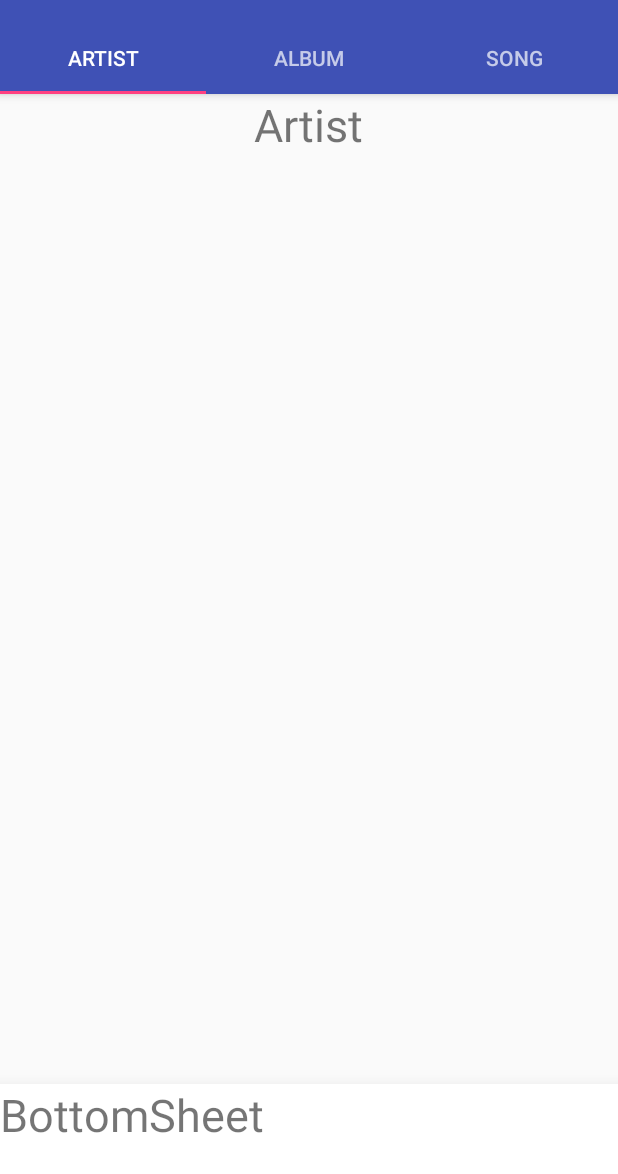
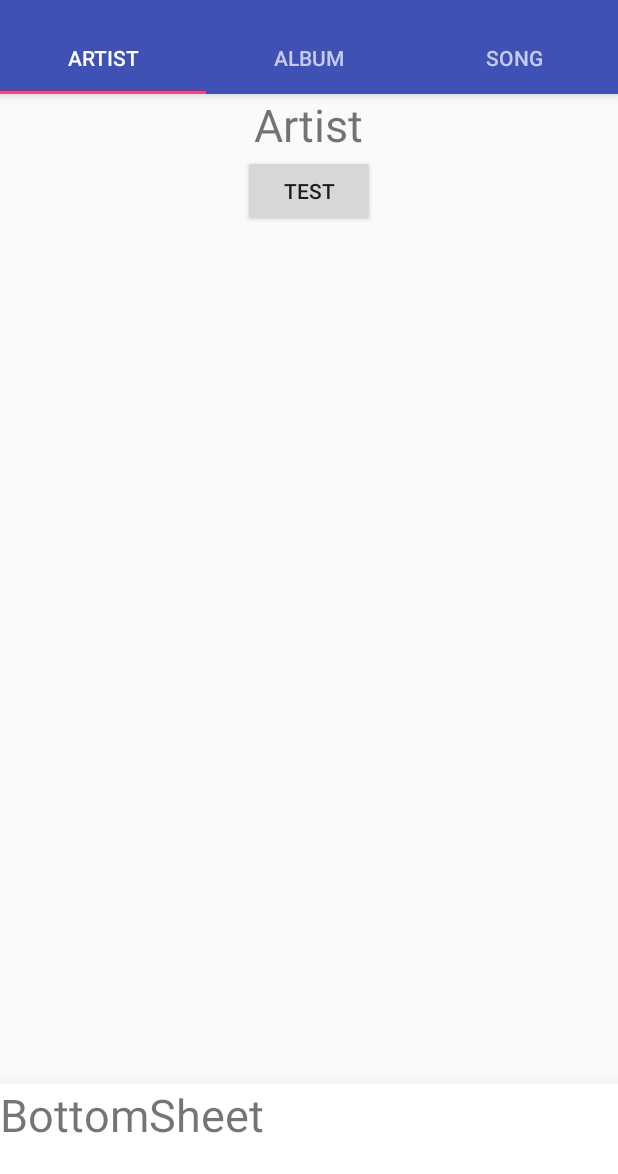
Before and after one commit to TatsukiIshijima/Toney, an Android app: the screen it shows after launch (HomeActivity), on a phone screen of 412 x 824 dp, the part 62-1236 px from its top. Run offline under Robolectric (Android 15) with nearby library versions, the phone set to English and light mode, and no system bars; our stand-ins replace data binding; 2 statements that could not run were skipped.

Commit message:
Artist画面にDataBinding設定

```diff
--- a/app/src/main/java/com/io/tatsuki/toney/Activities/HomeActivity.java
+++ b/app/src/main/java/com/io/tatsuki/toney/Activities/HomeActivity.java
@@ -88,7 +88,6 @@ public class HomeActivity extends AppCompatActivity {
                     case BottomSheetBehavior.STATE_HIDDEN:
                         break;
                 }
-
             }
 
             @Override
--- a/app/src/main/java/com/io/tatsuki/toney/Fragments/ArtistFragment.java
+++ b/app/src/main/java/com/io/tatsuki/toney/Fragments/ArtistFragment.java
@@ -1,5 +1,6 @@
 package com.io.tatsuki.toney.Fragments;
 
+import android.databinding.DataBindingUtil;
 import android.os.Bundle;
 import android.support.v4.app.Fragment;
 import android.view.LayoutInflater;
@@ -7,6 +8,8 @@ import android.view.View;
 import android.view.ViewGroup;
 
 import com.io.tatsuki.toney.R;
+import com.io.tatsuki.toney.ViewModels.ArtistViewModel;
+import com.io.tatsuki.toney.databinding.FragmentArtistBinding;
 
 /**
  * アーティスト Fragment
@@ -26,7 +29,10 @@ public class ArtistFragment extends Fragment {
 
     @Override
     public View onCreateView(LayoutInflater inflater, ViewGroup viewGroup, Bundle savedInstance) {
-        View artistView = inflater.inflate(R.layout.fragment_artist, null);
+        FragmentArtistBinding binding = DataBindingUtil.inflate(inflater, R.layout.fragment_artist, viewGroup, false);
+        View artistView = binding.getRoot();
+        ArtistViewModel artistViewModel = new ArtistViewModel();
+        binding.setArtistViewModel(artistViewModel);
         return artistView;
     }
 }
--- a/app/src/main/res/layout/fragment_artist.xml
+++ b/app/src/main/res/layout/fragment_artist.xml
@@ -1,6 +1,17 @@
 <?xml version="1.0" encoding="utf-8"?>
+<layout
+    xmlns:android="http://schemas.android.com/apk/res/android"
+    xmlns:app="http://schemas.android.com/apk/res-auto"
+    xmlns:tools="http://schemas.android.com/tools">
+
+    <data>
+        <variable
+            name="artistViewModel"
+            type="com.io.tatsuki.toney.ViewModels.ArtistViewModel"/>
+    </data>
+
     <LinearLayout
-    xmlns:android="http://schemas.android.com/apk/res/android"
+        android:id="@+id/fragment_artist_linear_layout"
         android:orientation="vertical"
         android:layout_width="match_parent"
         android:layout_height="match_parent">
@@ -12,4 +23,13 @@
             android:text="Artist"
             android:textSize="30sp"/>
 
+        <Button
+            android:layout_width="wrap_content"
+            android:layout_height="wrap_content"
+            android:layout_gravity="center"
+            android:text="test"
+            android:onClick="@{artistViewModel::onClick}"/>
+
     </LinearLayout>
+
+</layout>
```
Lines whose indentation alone changed are shown as unchanged.
